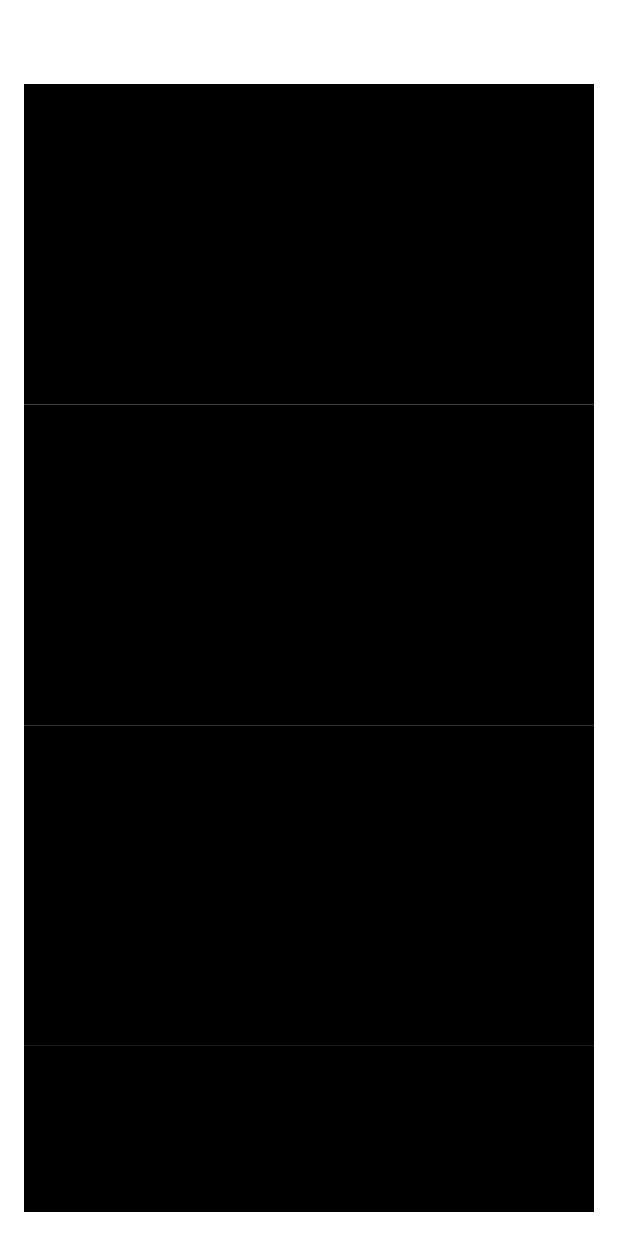
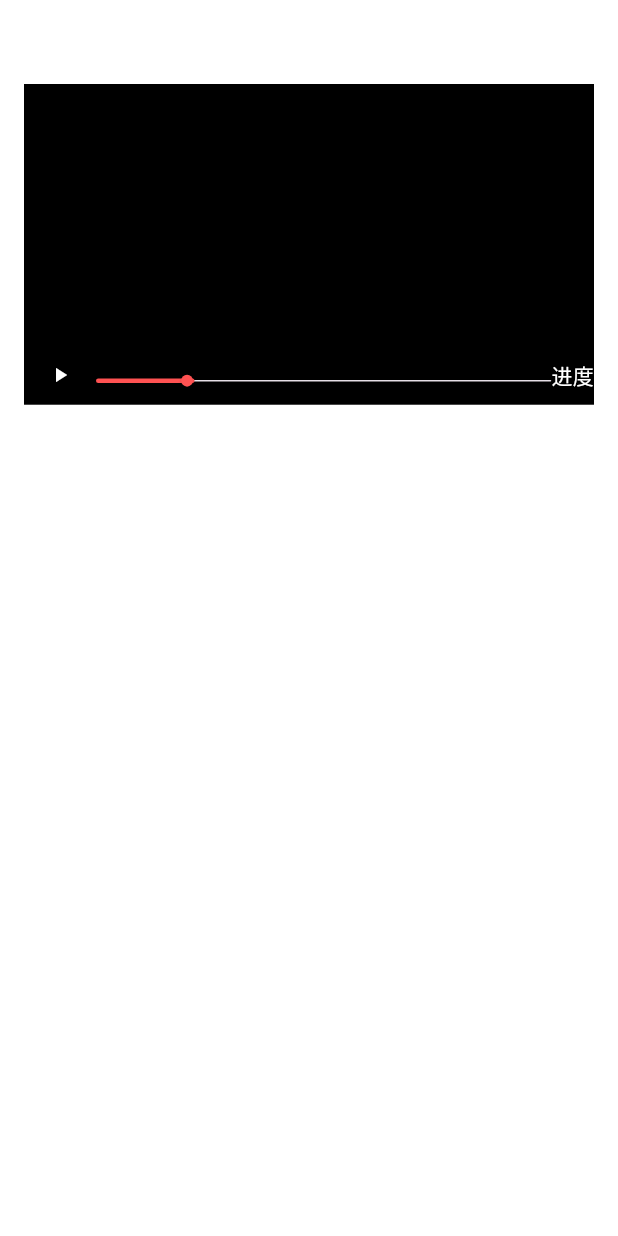
Before and after one commit to chenyeju295/flutter_custom_components, a Flutter app: the VideoPage screen opened directly, on a phone screen of 412 x 824 dp. Run offline on Flutter 3.47's test engine with Material 2 defaults, Android fonts, the light colour scheme and no system bars; our stand-ins replace video_player; network calls fail; statements that could not run were skipped.

Commit message:
视频组件

```diff
--- a/lib/pages/video/video_view.dart
+++ b/lib/pages/video/video_view.dart
@@ -57,15 +57,15 @@ class _VideoPageState extends State<VideoPage> {
               CCVideoPlayer(
                 controller: videoControllerList[0],
               ),
-              CCVideoPlayer(
-                controller: videoControllerList[1],
-              ),
-              CCVideoPlayer(
-                controller: videoControllerList[2],
-              ),
-              CCVideoPlayer(
-                controller: videoControllerList[3],
-              ),
+              // CCVideoPlayer(
+              //   controller: videoControllerList[1],
+              // ),
+              // CCVideoPlayer(
+              //   controller: videoControllerList[2],
+              // ),
+              // CCVideoPlayer(
+              //   controller: videoControllerList[3],
+              // ),
             ],
           ),
         ),
--- a/lib/widgets/cc_video_player/cc_video_player.dart
+++ b/lib/widgets/cc_video_player/cc_video_player.dart
@@ -1,8 +1,8 @@
 import 'package:flutter/material.dart';
-import 'package:provider/provider.dart';
 import 'package:video_player/video_player.dart';
 
 import 'cc_video_player_controller.dart';
+import 'widgets/player_controls.dart';
 
 class CCVideoPlayer extends StatefulWidget {
   final CCVideoPlayerController controller;
@@ -13,11 +13,14 @@ class CCVideoPlayer extends StatefulWidget {
 }
 
 class _CCVideoPlayerState extends State<CCVideoPlayer> {
+  final ValueKey _key = const ValueKey(true);
   @override
   Widget build(BuildContext context) {
     final _ = widget.controller;
     return AspectRatio(
       aspectRatio: 16 / 9,
+      child: CCVideoPlayerProvider(
+        controller: _,
         child: Container(
           color: Colors.black,
           child: Stack(alignment: Alignment.center, children: [
@@ -27,18 +30,30 @@ class _CCVideoPlayerState extends State<CCVideoPlayer> {
                 child: SizedBox(
                     width: _.videoWidth(_.videoPlayerController),
                     height: _.videoHeight(_.videoPlayerController),
-                  child: _.videoPlayerController != null ? VideoPlayer(_.videoPlayerController!) : Container()),
+                    child: _.videoPlayerController != null
+                        ? VideoPlayer(key: _key, _.videoPlayerController!)
+                        : Container()),
               ),
             ),
-          Positioned.fill(child: GestureDetector(
-            onTap: () {
-              _.togglePlay();
-              print(_.playerStatus.status);
-              print(_.videoPlayerController?.value.isPlaying);
-            },
-          ))
+            const Positioned.fill(child: PlayerControls())
           ]),
+        ),
       ),
     );
   }
 }
+
+class CCVideoPlayerProvider extends InheritedWidget {
+  final CCVideoPlayerController controller;
+
+  const CCVideoPlayerProvider({
+    Key? key,
+    required Widget child,
+    required this.controller,
+  }) : super(key: key, child: child);
+
+  @override
+  bool updateShouldNotify(covariant InheritedWidget oldWidget) {
+    return false;
+  }
+}
--- a/lib/widgets/cc_video_player/cc_video_player_controller.dart
+++ b/lib/widgets/cc_video_player/cc_video_player_controller.dart
@@ -1,4 +1,5 @@
 import 'package:flutter/material.dart';
+import 'package:flutter_custom_components/widgets/cc_video_player/cc_video_player.dart';
 import 'package:video_player/video_player.dart';
 
 import 'package:flutter/widgets.dart';
@@ -6,6 +7,16 @@ import 'package:flutter/widgets.dart';
 class CCVideoPlayerController {
   VideoPlayerController? _videoPlayerController;
 
+  Duration _position = Duration.zero;
+  Duration _sliderPosition = Duration.zero;
+  Duration _duration = Duration.zero;
+  final bool _mute = false;
+  double _volumeBeforeMute = 0;
+
+  Duration get position => _position;
+  Duration get sliderPosition => _sliderPosition;
+  Duration get duration => _duration;
+  bool get mute => _mute;
   VideoPlayerController? get videoPlayerController => _videoPlayerController;
 
   final VideoPlayerStatus playerStatus = VideoPlayerStatus();
@@ -28,6 +39,7 @@ class CCVideoPlayerController {
       await _videoPlayerController!.initialize();
       if (oldController != null) {
         WidgetsBinding.instance.addPostFrameCallback((_) async {
+          oldController.removeListener(_listener);
           await oldController.dispose();
         });
       }
@@ -59,7 +71,17 @@ class CCVideoPlayerController {
 
   void _listener() {
     final value = _videoPlayerController!.value;
-    playerStatus.status = value.isPlaying ? PlayerStatus.playing : PlayerStatus.stopped;
+    _duration = value.duration;
+    final position = value.position;
+    _position = position;
+    _sliderPosition = position;
+    final volume = value.volume;
+    if (!mute && _volumeBeforeMute != volume) {
+      _volumeBeforeMute = volume;
+    }
+    if ((_position.inSeconds >= duration.inSeconds) && !playerStatus.completed) {
+      playerStatus.status = PlayerStatus.completed;
+    }
   }
 
   Future<void> play({bool repeat = false, bool hideControls = true}) async {
@@ -80,6 +102,19 @@ class CCVideoPlayerController {
     }
   }
 
+  Future<void> seekTo(Duration position) async {
+    if (position >= duration) {
+      position = duration - const Duration(milliseconds: 100);
+    }
+    if (position < Duration.zero) {
+      position = Duration.zero;
+    }
+    _position = position;
+    if (duration.inSeconds != 0) {
+      await _videoPlayerController?.seekTo(position);
+    }
+  }
+
   double videoWidth(VideoPlayerController? controller) {
     double width = controller != null
         ? controller.value.size.width != 0
@@ -96,6 +131,10 @@ class CCVideoPlayerController {
             : 480
         : 480;
     return height;
+  }
+
+  static CCVideoPlayerController of(BuildContext context) {
+    return context.dependOnInheritedWidgetOfExactType<CCVideoPlayerProvider>()!.controller;
   }
 }
 
--- a/lib/widgets/cc_video_player/widgets/player_action_bar.dart
+++ /dev/null
@@ -1,15 +0,0 @@
-import 'package:flutter/material.dart';
-
-class PlayerActionBar extends StatefulWidget {
-  const PlayerActionBar({super.key});
-
-  @override
-  State<PlayerActionBar> createState() => _PlayerActionBarState();
-}
-
-class _PlayerActionBarState extends State<PlayerActionBar> {
-  @override
-  Widget build(BuildContext context) {
-    return const Placeholder();
-  }
-}
--- /dev/null
+++ b/lib/widgets/cc_video_player/widgets/player_controls.dart
@@ -0,0 +1,84 @@
+import 'package:flutter/material.dart';
+import 'package:flutter_custom_components/widgets/cc_video_player/cc_video_player_controller.dart';
+
+class PlayerControls extends StatefulWidget {
+  const PlayerControls({super.key});
+
+  @override
+  State<PlayerControls> createState() => _PlayerControlsState();
+}
+
+class _PlayerControlsState extends State<PlayerControls> {
+  @override
+  Widget build(BuildContext context) {
+    final _ = CCVideoPlayerController.of(context);
+    return Stack(children: [
+      Positioned(
+        left: 0,
+        right: 0,
+        bottom: 0,
+        child: Container(
+          height: 40,
+          decoration: BoxDecoration(
+              gradient: LinearGradient(begin: Alignment.topCenter, end: Alignment.bottomCenter, colors: [
+            Colors.transparent,
+            Colors.black.withOpacity(0.4),
+          ])),
+          child: Row(
+            children: [
+              IconButton(
+                  icon: Icon(_.playerStatus.playing ? Icons.pause : Icons.play_arrow, size: 16, color: Colors.white),
+                  onPressed: () {
+                    _.togglePlay();
+                    setState(() {});
+                  }),
+              Expanded(
+                  child: Container(
+                constraints: const BoxConstraints(
+                  maxHeight: 30,
+                ),
+                alignment: Alignment.center,
+                child: SliderTheme(
+                  data: SliderThemeData(
+                    trackShape: MSliderTrackShape(),
+                    thumbColor: Colors.redAccent,
+                    activeTrackColor: Colors.redAccent,
+                    trackHeight: 10,
+                    thumbShape: const RoundSliderThumbShape(enabledThumbRadius: 4.0),
+                  ),
+                  child: Slider(
+                    min: 0,
+                    divisions: null,
+                    value: 200,
+                    onChangeStart: (v) {},
+                    onChangeEnd: (v) {},
+                    max: 1000,
+                    onChanged: (double value) {},
+                  ),
+                ),
+              )),
+              Text('进度', style: TextStyle(color: Colors.white))
+            ],
+          ),
+        ),
+      )
+    ]);
+  }
+}
+
+class MSliderTrackShape extends RoundedRectSliderTrackShape {
+  @override
+  Rect getPreferredRect({
+    required RenderBox parentBox,
+    Offset offset = Offset.zero,
+    SliderThemeData? sliderTheme,
+    bool isEnabled = false,
+    bool isDiscrete = false,
+  }) {
+    const double trackHeight = 1;
+    final double trackLeft = offset.dx;
+    final double trackTop = offset.dy + (parentBox.size.height - trackHeight) / 2 + 4;
+    final double trackWidth = parentBox.size.width;
+    return Rect.fromLTWH(trackLeft, trackTop, trackWidth, trackHeight);
+  }
+}
```
Lines whose indentation alone changed are shown as unchanged.
